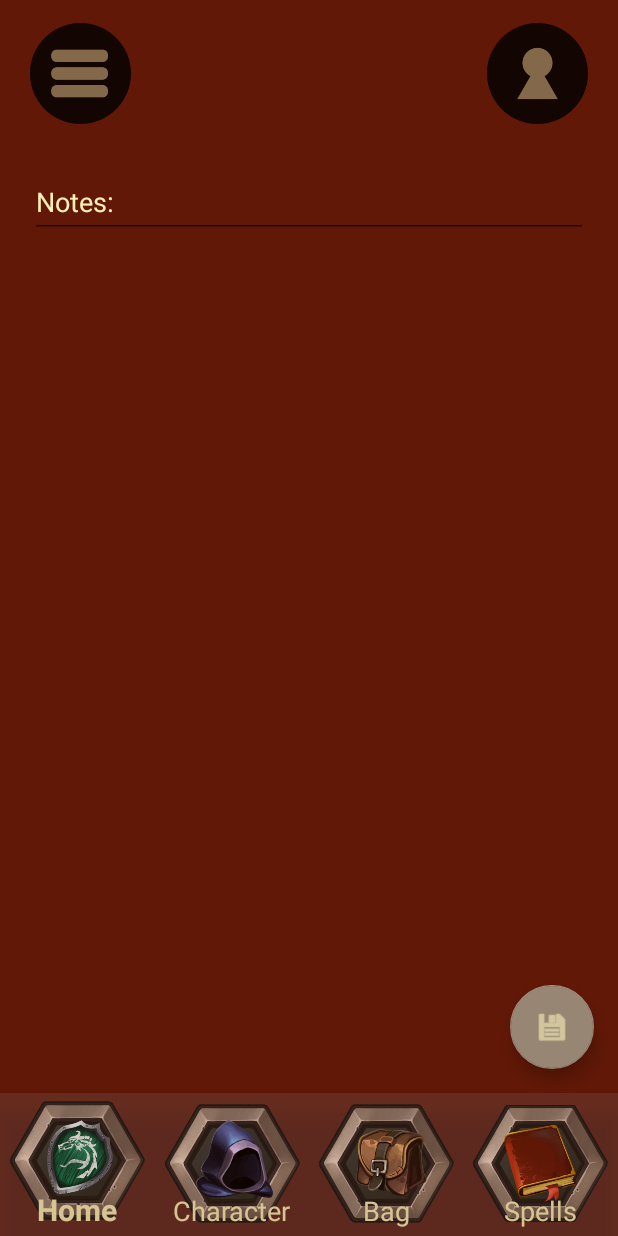
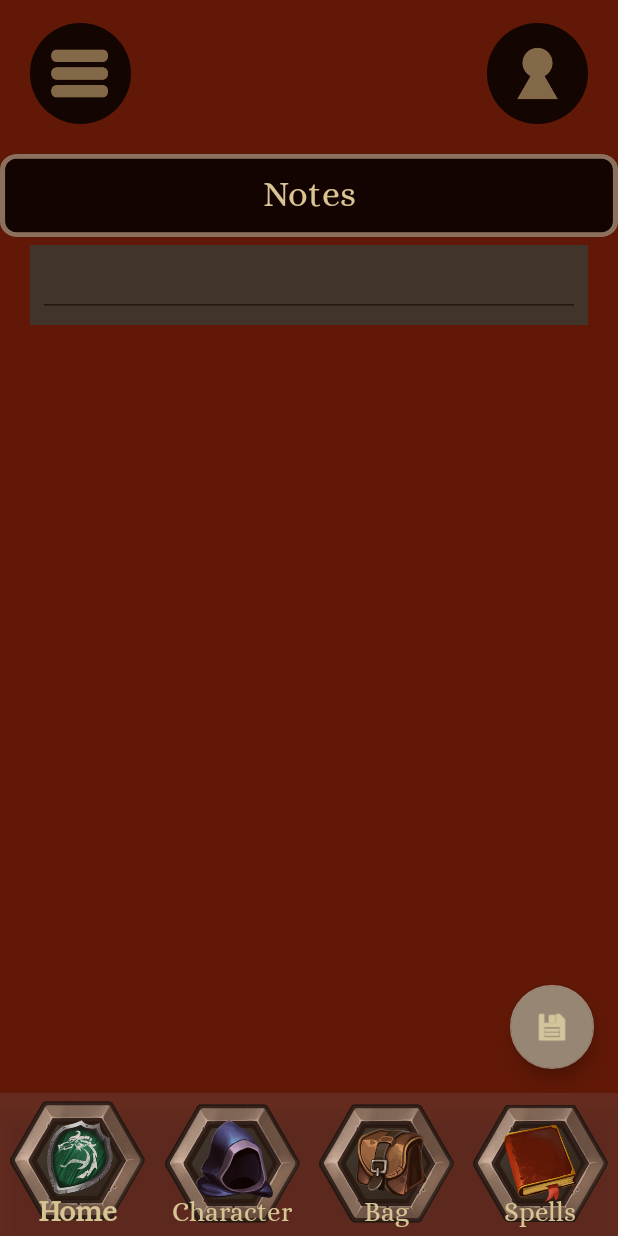
Before and after one commit to IrisSaskia/DnDApp, an Android app: the NotesFragment screen opened through its navigation route, on a phone screen of 412 x 824 dp. Run offline under Robolectric (Android 15) with nearby library versions, the phone set to English and light mode, and no system bars; our stand-ins replace Room's generated code, navigation-ui.

Commit message:
Added a custom font and the first page with the title displaying like in the design

```diff
--- a/App/app/src/main/res/layout/activity_main.xml
+++ b/App/app/src/main/res/layout/activity_main.xml
@@ -57,6 +57,7 @@
             app:srcCompat="@drawable/top_poppetje" />
     </androidx.constraintlayout.widget.ConstraintLayout>
 
+    <!--TODO: Waarom werkt marginStart en marginEnd hier niet? -->
     <fragment
         android:id="@+id/nav_host_fragment"
         android:name="androidx.navigation.fragment.NavHostFragment"
@@ -68,8 +69,7 @@
         app:layout_constraintLeft_toLeftOf="parent"
         app:layout_constraintRight_toRightOf="parent"
         app:layout_constraintTop_toBottomOf="@+id/clInvisibleTopBar"
-        app:navGraph="@navigation/mobile_navigation">
-    </fragment>
+        app:navGraph="@navigation/mobile_navigation" />
 
     <com.google.android.material.bottomnavigation.BottomNavigationView
         android:id="@+id/nav_view"
--- a/App/app/src/main/res/layout/fragment_character.xml
+++ b/App/app/src/main/res/layout/fragment_character.xml
@@ -11,9 +11,11 @@
         app:layout_constraintEnd_toEndOf="parent"
         app:layout_constraintStart_toStartOf="parent"
         app:layout_constraintTop_toTopOf="parent"
+        app:tabBackground="@drawable/tab"
         app:tabGravity="fill"
         app:tabMaxWidth="0dp"
-        app:tabMode="fixed" />
+        app:tabMode="fixed"
+        app:tabTextColor="@color/text_color" />
 
     <androidx.viewpager2.widget.ViewPager2
         android:id="@+id/vpCharacter"
--- a/App/app/src/main/res/layout/fragment_character_description.xml
+++ b/App/app/src/main/res/layout/fragment_character_description.xml
@@ -1,12 +1,10 @@
 <?xml version="1.0" encoding="utf-8"?>
 <FrameLayout xmlns:android="http://schemas.android.com/apk/res/android"
-    xmlns:app="http://schemas.android.com/apk/res-auto"
     xmlns:tools="http://schemas.android.com/tools"
     android:layout_width="match_parent"
     android:layout_height="match_parent"
     tools:context=".ui.character.description.CharacterDescriptionFragment">
 
-    <!-- TODO: Update blank fragment layout -->
     <TextView
         android:layout_width="match_parent"
         android:layout_height="match_parent"
--- a/App/app/src/main/res/layout/fragment_character_features_traits.xml
+++ b/App/app/src/main/res/layout/fragment_character_features_traits.xml
@@ -7,7 +7,6 @@
     tools:context=".ui.character.features_traits.CharacterFeaturesTraitsFragment">
     <!-- TODO: Go through project to look at not needed imports and grey stuff -->
 
-    <!-- TODO: Update blank fragment layout -->
     <TextView
         android:layout_width="match_parent"
         android:layout_height="match_parent"
--- a/App/app/src/main/res/layout/fragment_extra_notes.xml
+++ b/App/app/src/main/res/layout/fragment_extra_notes.xml
@@ -4,24 +4,48 @@
     android:layout_width="match_parent"
     android:layout_height="match_parent">
 
+    <TextView
+        android:id="@+id/tvNotesTitle"
+        android:layout_width="wrap_content"
+        android:layout_height="@dimen/title_image_height"
+        android:layout_marginTop="@dimen/fragment_margin"
+        android:alpha="@dimen/cohesion_opacity"
+        android:background="@drawable/title_background"
+        android:fontFamily="@font/alice"
+        android:gravity="center_horizontal|center_vertical"
+        android:text="@string/title_notes"
+        android:textAlignment="gravity"
+        android:textColor="@color/text_color"
+        android:textSize="24sp"
+        app:layout_constraintEnd_toEndOf="parent"
+        app:layout_constraintStart_toStartOf="parent"
+        app:layout_constraintTop_toTopOf="parent" />
+
     <com.google.android.material.textfield.TextInputLayout
         android:id="@+id/tilNotes"
         android:layout_width="match_parent"
         android:layout_height="wrap_content"
-        android:layout_marginStart="@dimen/notes_margin"
-        android:layout_marginTop="@dimen/notes_margin"
-        android:layout_marginEnd="@dimen/notes_margin"
+        android:layout_marginStart="@dimen/fragment_margin"
+        android:layout_marginTop="@dimen/content_margin_to_title"
+        android:layout_marginEnd="@dimen/fragment_margin"
+        android:alpha="@dimen/cohesion_opacity"
+        android:background="@color/content_background"
+        android:padding="@dimen/notes_padding"
         android:textColorHint="@color/text_color"
+        app:boxCornerRadiusBottomEnd="@dimen/content_background_radius"
+        app:boxCornerRadiusBottomStart="@dimen/content_background_radius"
+        app:boxCornerRadiusTopEnd="@dimen/content_background_radius"
+        app:boxCornerRadiusTopStart="@dimen/content_background_radius"
         app:boxStrokeColor="@color/text_color"
+        app:hintEnabled="false"
         app:layout_constraintEnd_toEndOf="parent"
         app:layout_constraintStart_toStartOf="parent"
-        app:layout_constraintTop_toTopOf="parent">
+        app:layout_constraintTop_toBottomOf="@+id/tvNotesTitle">
 
         <com.google.android.material.textfield.TextInputEditText
             android:id="@+id/etNotes"
             android:layout_width="match_parent"
             android:layout_height="wrap_content"
-            android:hint="@string/notes_hint"
             android:textColor="@color/text_color" />
     </com.google.android.material.textfield.TextInputLayout>
 
--- a/App/app/src/main/res/layout/fragment_spells_known.xml
+++ b/App/app/src/main/res/layout/fragment_spells_known.xml
@@ -1,12 +1,10 @@
 <?xml version="1.0" encoding="utf-8"?>
 <FrameLayout xmlns:android="http://schemas.android.com/apk/res/android"
-    xmlns:app="http://schemas.android.com/apk/res-auto"
     xmlns:tools="http://schemas.android.com/tools"
     android:layout_width="match_parent"
     android:layout_height="match_parent"
     tools:context=".ui.character.description.CharacterDescriptionFragment">
 
-    <!-- TODO: Update blank fragment layout -->
     <TextView
         android:layout_width="match_parent"
         android:layout_height="match_parent"
--- a/App/app/src/main/res/layout/fragment_spells_prepared.xml
+++ b/App/app/src/main/res/layout/fragment_spells_prepared.xml
@@ -1,12 +1,10 @@
 <?xml version="1.0" encoding="utf-8"?>
 <FrameLayout xmlns:android="http://schemas.android.com/apk/res/android"
-    xmlns:app="http://schemas.android.com/apk/res-auto"
     xmlns:tools="http://schemas.android.com/tools"
     android:layout_width="match_parent"
     android:layout_height="match_parent"
     tools:context=".ui.character.description.CharacterDescriptionFragment">
 
-    <!-- TODO: Update blank fragment layout -->
     <TextView
         android:layout_width="match_parent"
         android:layout_height="match_parent"
@@ -17,5 +15,4 @@
         android:layout_width="wrap_content"
         android:layout_height="wrap_content"
         android:src="@drawable/home_dice_icon" />
-
 </FrameLayout>
--- a/App/app/src/main/res/values/colors.xml
+++ b/App/app/src/main/res/values/colors.xml
@@ -11,4 +11,6 @@
 
     <color name="tabBarColor">#7D734D47</color>
     <color name="background">#611806</color>
+
+    <!--TODO: one way of color declaration: name or type of color! -->
 </resources>
--- a/App/app/src/main/res/values/dimens.xml
+++ b/App/app/src/main/res/values/dimens.xml
@@ -5,6 +5,7 @@
     <dimen name="top_button_size">55dp</dimen>
     <item name="tab_bar_opacity" type="dimen" format="float">0.5</item>
     <item name="cohesion_opacity" type="dimen" format="float">0.8</item>
+    <!-- TODO: Vergeet bovenstaande niet overal toe te voegen!!! -->
     <dimen name="tab_icon_size">90dp</dimen>
     <dimen name="design_bottom_navigation_height" tools:override="true">95dp</dimen>
     <dimen name="bottom_tab_height">95dp</dimen>
@@ -19,5 +20,16 @@
     <dimen name="ac_image_width_height">110dp</dimen>
     <dimen name="top_button_max_size">150dp</dimen>
     <dimen name="fab_margin">16dp</dimen>
-    <dimen name="notes_margin">20dp</dimen>
+    <dimen name="fragment_margin">20dp</dimen>
+    <!--TODO: bovenstaande margin bij alle content van fragments toevoegen> -->
+    <dimen name="extra_stats_padding">30dp</dimen>
+    <dimen name="stats_margin">30dp</dimen>
+    <dimen name="content_background_radius">25dp</dimen>
+    <dimen name="notes_padding">5dp</dimen>
+    <!-- TODO: kunnen de bovenste twee samengevoegd? -->
+    <dimen name="title_image_height">55dp</dimen>
+    <dimen name="content_margin_to_title">5dp</dimen>
+
+    <!--TODO: kunnen alle 0dp dingen ook hierin? -->
+    <!--TODO: ook alle font-sizes nog toevoegen! -->
 </resources>
--- a/App/app/src/main/res/values/strings.xml
+++ b/App/app/src/main/res/values/strings.xml
@@ -18,10 +18,6 @@
     <string name="title_spells_prepared">Prepared</string>
     <string name="title_character_description">Description</string>
     <string name="title_character_features_traits">Features and Traits</string>
-
-    <!-- TODO: Remove or change this placeholder text -->
-    <!--<string name="hello_blank_fragment">Hello blank fragment</string>-->
-
     <string name="notes_hint">Notes:</string>
     <string name="saving_text">Saving…</string>
     <string name="saved_text">Saved!</string>
--- a/App/app/src/main/res/values/styles.xml
+++ b/App/app/src/main/res/values/styles.xml
@@ -1,11 +1,11 @@
 <resources>
-
     <!-- Base application theme. -->
     <style name="AppTheme" parent="Theme.AppCompat.Light.NoActionBar">
         <!-- Customize your theme here. -->
         <item name="colorPrimary">@color/colorPrimary</item>
         <item name="colorPrimaryDark">@color/colorPrimaryDark</item>
         <item name="colorAccent">@color/colorAccent</item>
+        <item name="android:textColor">@color/text_color</item>
+        <item name="android:fontFamily">@font/alice</item>
     </style>
-
 </resources>
```
Also changed, not shown: App/app/src/main/res/layout/fragment_bag.xml (+17 -0 lines), App/app/src/main/res/layout/fragment_home.xml (+7 -11 lines), App/app/src/main/res/font/alice.ttf (added).
